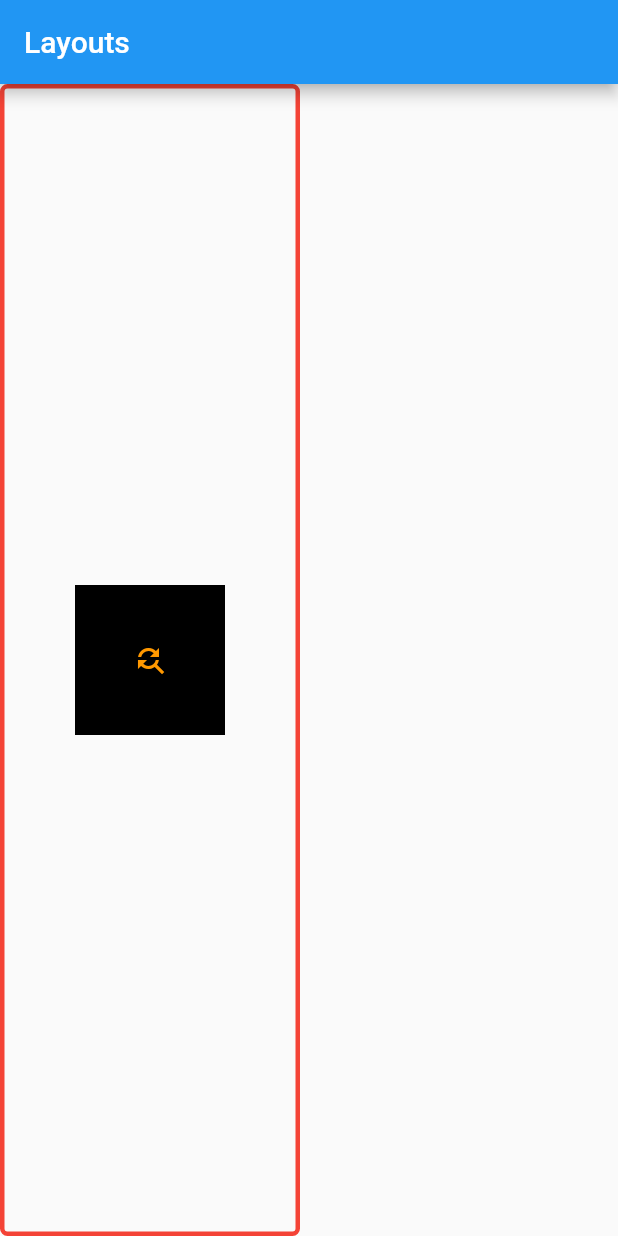
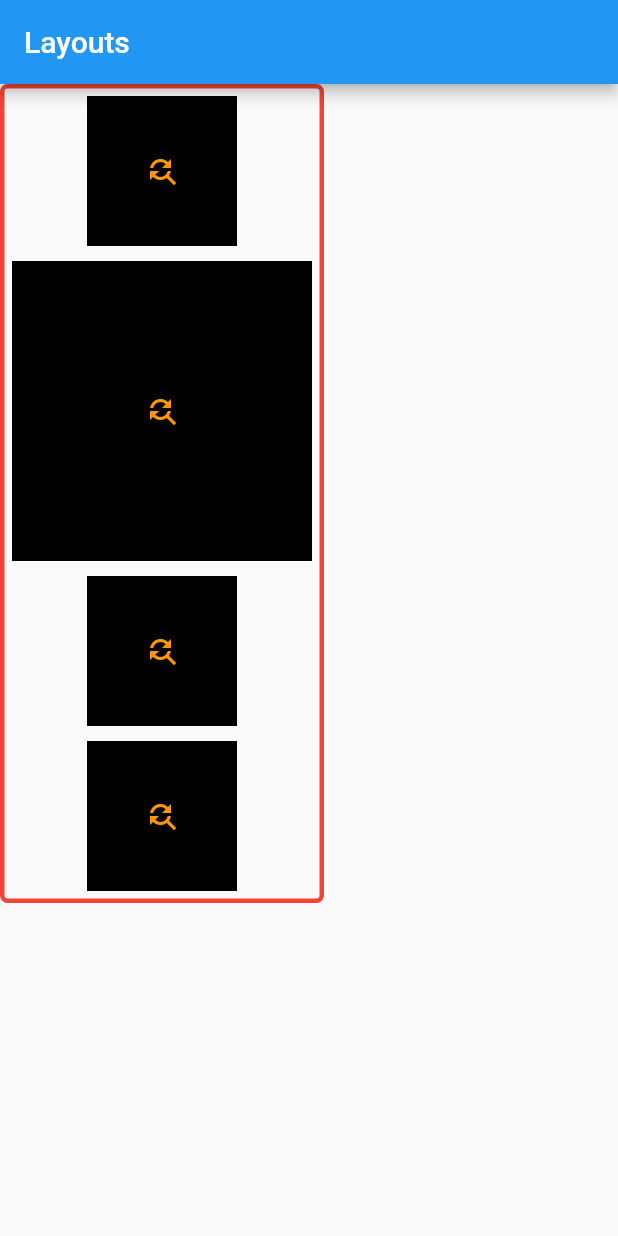
Before and after one commit to gbmahili/Dart_Intro, a Flutter app: the screen it shows after launch, on a phone screen of 412 x 824 dp. Run offline on Flutter 3.47's test engine with Material 2 defaults, Android fonts, the phone set to English and light mode, and no system bars.

Commit message:
Using Column Widget to set space alignment, etc...

```diff
--- a/layouts/lib/main.dart
+++ b/layouts/lib/main.dart
@@ -18,8 +18,8 @@ class MyApp extends StatelessWidget {
           body: Container(
             // margin: EdgeInsets.all(70),
             // padding: EdgeInsets.only(top: 24),
-            alignment: Alignment.center,
-            width: 200,
+            // alignment: Alignment.center,
+            // width: 200,
             decoration: BoxDecoration(
               border: Border.all(width: 3.0, color: Colors.red),
               borderRadius: BorderRadius.all(
@@ -32,6 +32,8 @@ class MyApp extends StatelessWidget {
   }
 }
 
+
+
 class Square extends StatelessWidget {
   final color;
   final size;
@@ -41,6 +43,7 @@ class Square extends StatelessWidget {
   @override
   Widget build(BuildContext context) {
     return Container(
+      margin: EdgeInsets.all(5.0),
       width: size,
       height: size,
       color: color,
@@ -52,9 +55,24 @@ class Square extends StatelessWidget {
   }
 }
 
+// class Demo extends StatelessWidget {
+//   @override
+//   Widget build(BuildContext context) {
+//     return Square();
+//   }
+// }
 class Demo extends StatelessWidget {
   @override
   Widget build(BuildContext context) {
-    return Square();
+    return Column(
+      mainAxisSize: MainAxisSize.min,//similar to flex:1 if set to .max
+      mainAxisAlignment: MainAxisAlignment.spaceAround,//similar to justifyContent
+      crossAxisAlignment: CrossAxisAlignment.center, // similar to alignItems
+      children: <Widget>[
+      Square(),
+      Square(size: 200.0,),
+      Square(),
+      Square(),
+    ],);
   }
 }
```
